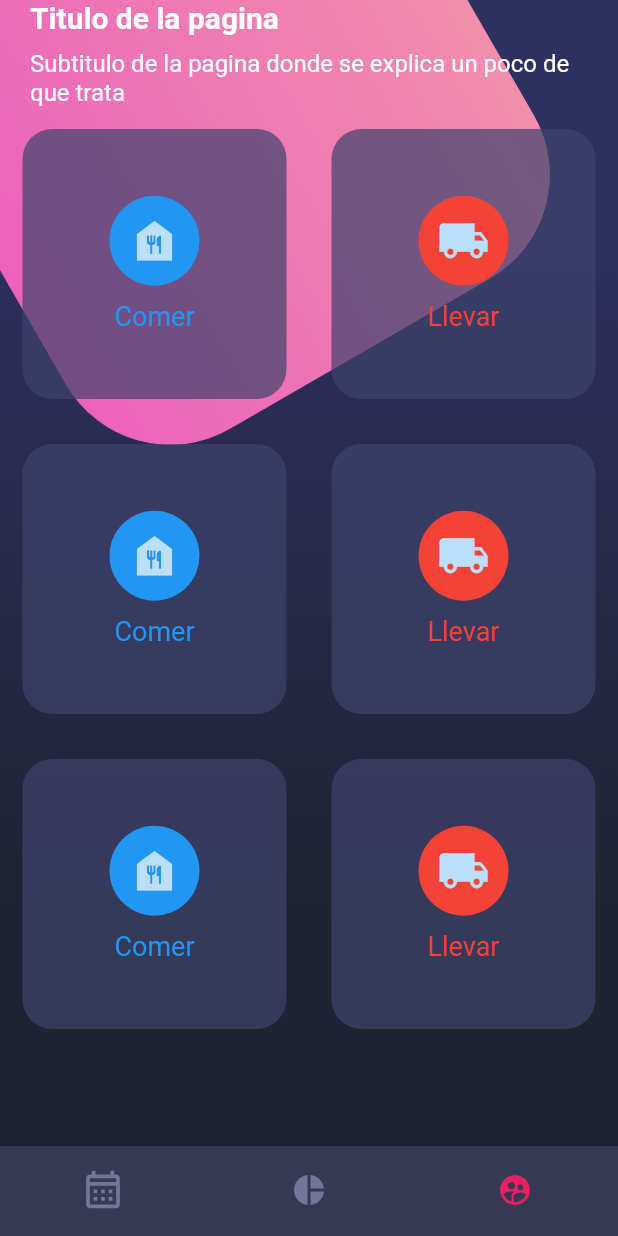
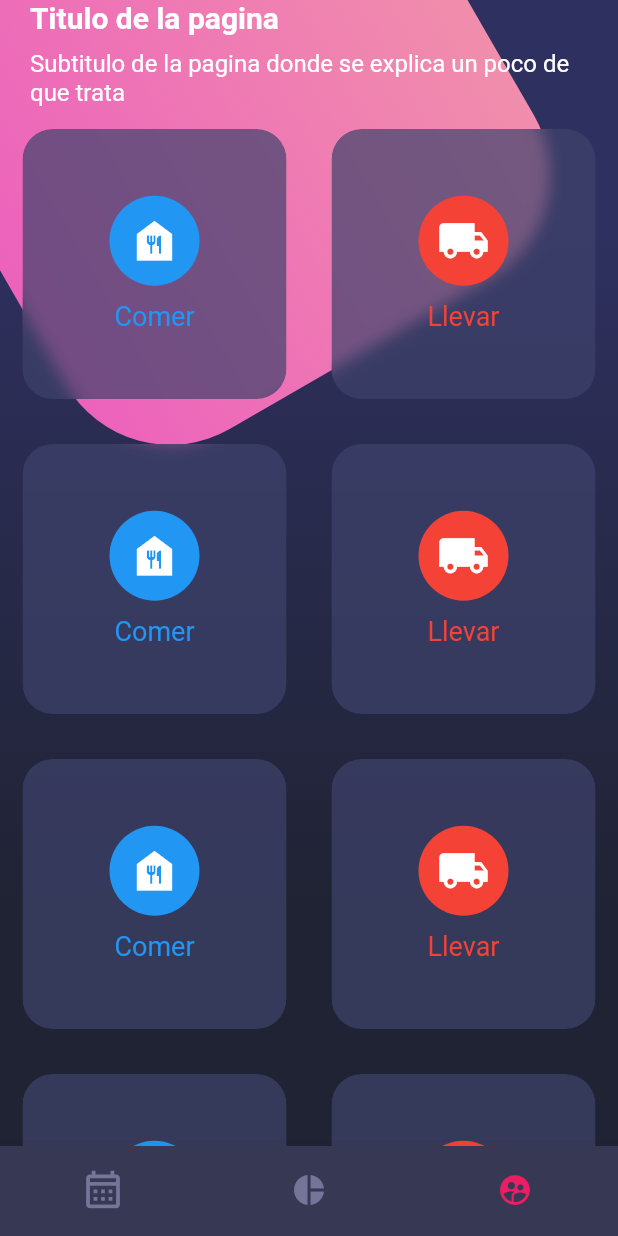
Before and after one commit to jsemalvarez/flutter-desings, a Flutter app: the screen it shows after launch, on a phone screen of 412 x 824 dp. Run offline on Flutter 3.47's test engine with Material 2 defaults, Android fonts, the phone set to English and light mode, and no system bars.

```diff
--- a/lib/main.dart
+++ b/lib/main.dart
@@ -21,6 +21,7 @@ class MyApp extends StatelessWidget {
       //   mainAxisAlignment: MainAxisAlignment.center,
       //   children: const [Text('Hello World'), Text('Hello World')],
       // )
+      theme: ThemeData.dark(),
       initialRoute: 'home_screen',
       routes: {
         'basic_desing': (context) => const BasicDesingScreen(),
--- a/lib/widgets/card_table.dart
+++ b/lib/widgets/card_table.dart
@@ -1,3 +1,5 @@
+import 'dart:ui';
+
 import 'package:flutter/material.dart';
 
 
@@ -8,6 +10,30 @@ class CardTable extends StatelessWidget {
   Widget build(BuildContext context) {
     return Table(
       children: const[
+        TableRow( children: [
+          _SingleCard(icon: Icons.food_bank, text: 'Comer', color: Colors.blue,),
+          _SingleCard(icon: Icons.local_shipping, text: 'Llevar', color: Colors.red,),
+        ]),
+         TableRow( children: [
+          _SingleCard(icon: Icons.food_bank, text: 'Comer', color: Colors.blue,),
+          _SingleCard(icon: Icons.local_shipping, text: 'Llevar', color: Colors.red,),
+        ]),
+         TableRow( children: [
+          _SingleCard(icon: Icons.food_bank, text: 'Comer', color: Colors.blue,),
+          _SingleCard(icon: Icons.local_shipping, text: 'Llevar', color: Colors.red,),
+        ]),
+        TableRow( children: [
+          _SingleCard(icon: Icons.food_bank, text: 'Comer', color: Colors.blue,),
+          _SingleCard(icon: Icons.local_shipping, text: 'Llevar', color: Colors.red,),
+        ]),
+        TableRow( children: [
+          _SingleCard(icon: Icons.food_bank, text: 'Comer', color: Colors.blue,),
+          _SingleCard(icon: Icons.local_shipping, text: 'Llevar', color: Colors.red,),
+        ]),
+        TableRow( children: [
+          _SingleCard(icon: Icons.food_bank, text: 'Comer', color: Colors.blue,),
+          _SingleCard(icon: Icons.local_shipping, text: 'Llevar', color: Colors.red,),
+        ]),
         TableRow( children: [
           _SingleCard(icon: Icons.food_bank, text: 'Comer', color: Colors.blue,),
           _SingleCard(icon: Icons.local_shipping, text: 'Llevar', color: Colors.red,),
@@ -42,6 +68,12 @@ class _SingleCard extends StatelessWidget {
   Widget build(BuildContext context) {
     return Container(
       margin: const EdgeInsets.all(15),
+      child: ClipRRect(
+        borderRadius: BorderRadius.circular(20),
+        child: BackdropFilter(
+          filter: ImageFilter.blur(sigmaX: 5, sigmaY: 5),
+          child: Container(
+            // margin: const EdgeInsets.all(15),
             height: 180,
             decoration: BoxDecoration(
               color: const Color.fromRGBO(62, 66, 107, 0.7),
@@ -53,12 +85,15 @@ class _SingleCard extends StatelessWidget {
                 CircleAvatar(
                   backgroundColor: color,
                   radius: 30,
-            child: Icon(icon, size: 35,),
+                  child: Icon(icon, size: 35, color: Colors.white,),
                 ),
                 const SizedBox(height: 10,),
                 Text(text, style: TextStyle(color: color, fontSize: 18)),
               ],
             ),
+          ),
+        ),
+      ),
     );
   }
 }
```
Lines whose indentation alone changed are shown as unchanged.
